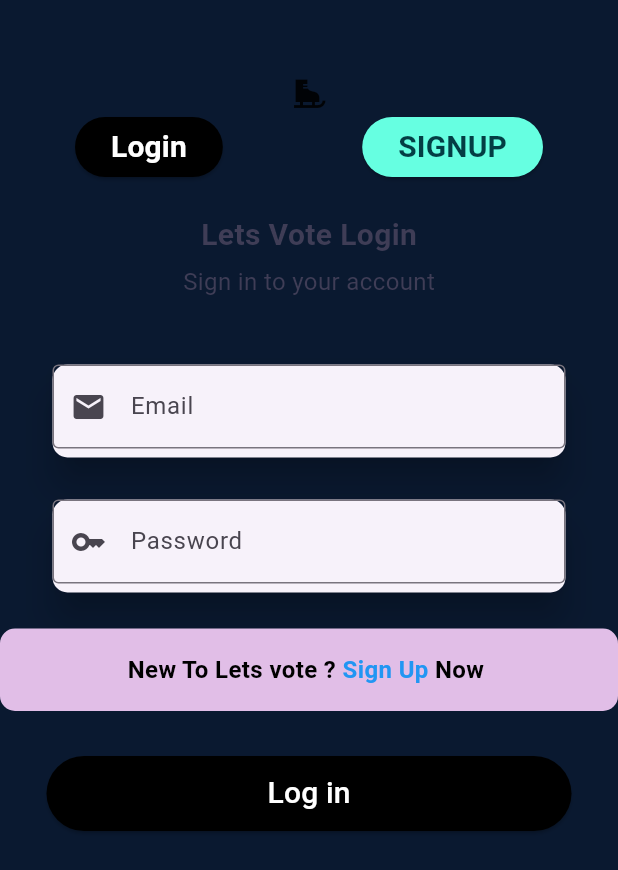
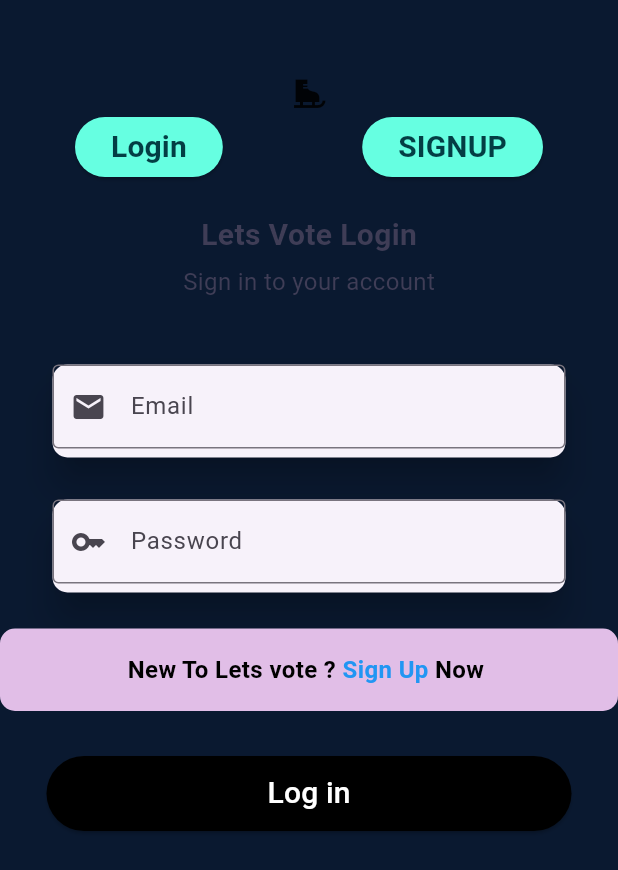
Before and after one commit to NaVindu0315/Let-s_Vote, a Flutter app: the screen it shows after launch, on a phone screen of 412 x 824 dp. Shown: the top 870 px of the screen. Run offline on Flutter 3.47's test engine with Material 3 defaults, Android fonts, the phone set to English and light mode, and no system bars; our stand-ins replace camera, cloud_firestore, firebase_auth, firebase_core, firebase_storage, image_picker and 1 more; accounts and stored records are empty.

Commit message:
chgned button colors

```diff
--- a/lib/pages/login.dart
+++ b/lib/pages/login.dart
@@ -53,7 +53,7 @@ class _lginState extends State<lgin> {
                         child: Builder(builder: (context) {
                           return ElevatedButton(
                             style: ElevatedButton.styleFrom(
-                              primary: Colors.black,
+                              primary: AppColors.buttoncolor,
                             ),
                             onPressed: () {},
                             child: Text(
@@ -61,7 +61,7 @@ class _lginState extends State<lgin> {
                               style: TextStyle(
                                 fontSize: 20,
                                 fontWeight: FontWeight.bold,
-                                color: Colors.white,
+                                color: AppColors.buttontextcolor,
                               ),
                             ),
                           );
```
